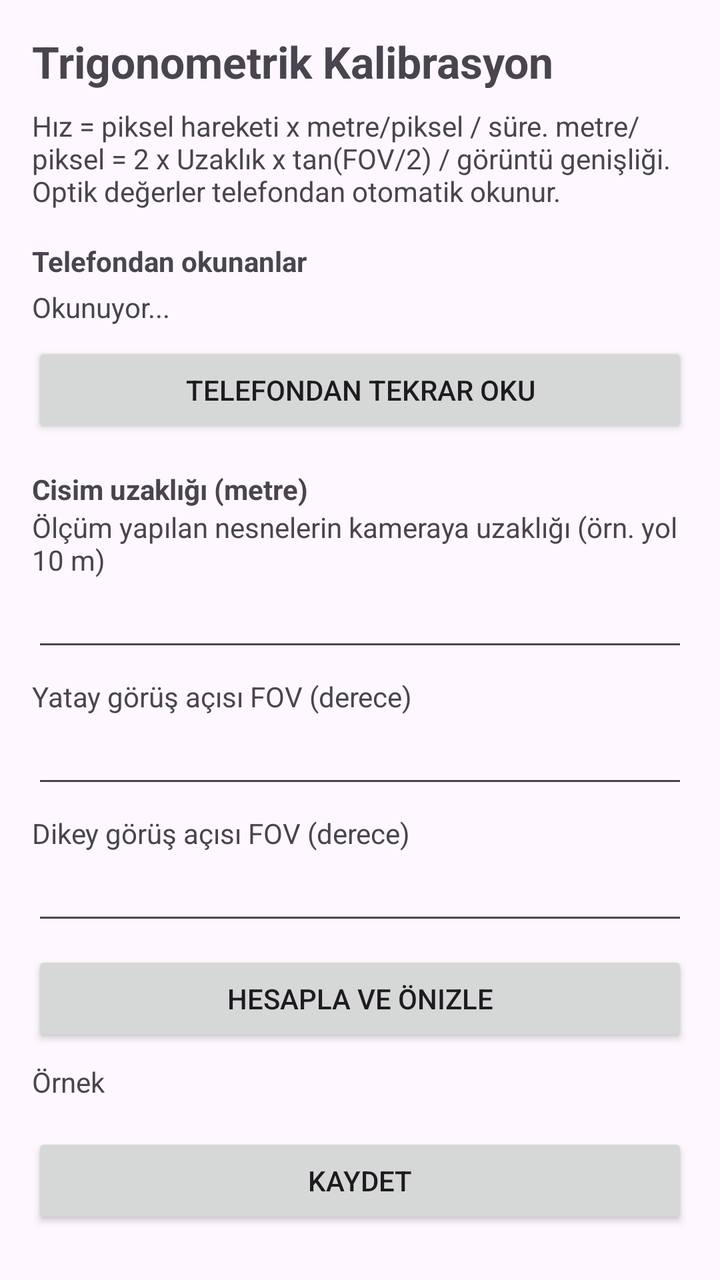
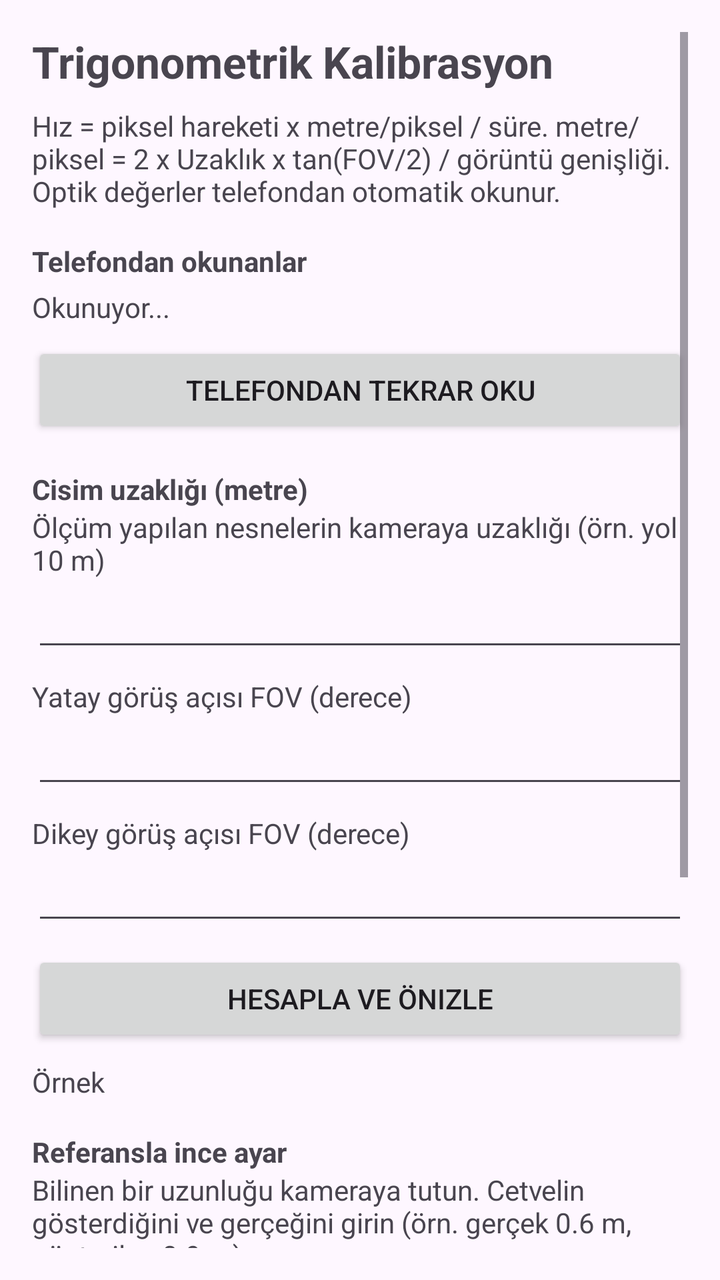

Two renders of the same Android screen: before a commit and after it. Below are the layout's source before the change and the commit's diff.
<!-- AndroidManifest.xml: application theme Theme.SpeedCam -->
<!-- res/layout/activity_calibration.xml -->
<?xml version="1.0" encoding="utf-8"?>
<ScrollView xmlns:android="http://schemas.android.com/apk/res/android"
    android:layout_width="match_parent"
    android:layout_height="match_parent"
    android:padding="16dp">

    <LinearLayout
        android:layout_width="match_parent"
        android:layout_height="wrap_content"
        android:orientation="vertical">

        <TextView
            android:layout_width="wrap_content"
            android:layout_height="wrap_content"
            android:text="Trigonometrik Kalibrasyon"
            android:textSize="22sp"
            android:textStyle="bold" />

        <TextView
            android:layout_width="wrap_content"
            android:layout_height="wrap_content"
            android:layout_marginTop="8dp"
            android:text="Hız = piksel hareketi x metre/piksel / süre. metre/piksel = 2 x Uzaklık x tan(FOV/2) / görüntü genişliği. Optik değerler telefondan otomatik okunur." />

        <TextView android:layout_width="wrap_content" android:layout_height="wrap_content"
            android:layout_marginTop="16dp" android:text="Telefondan okunanlar" android:textStyle="bold" />
        <TextView android:id="@+id/tvOptics"
            android:layout_width="match_parent" android:layout_height="wrap_content"
            android:layout_marginTop="4dp" android:text="Okunuyor..." />

        <Button android:id="@+id/btnRefreshOptics"
            android:layout_width="match_parent" android:layout_height="wrap_content"
            android:layout_marginTop="8dp" android:text="Telefondan tekrar oku" />

        <TextView android:layout_width="wrap_content" android:layout_height="wrap_content"
            android:layout_marginTop="16dp" android:text="Cisim uzaklığı (metre)" android:textStyle="bold" />
        <TextView android:layout_width="wrap_content" android:layout_height="wrap_content"
            android:text="Ölçüm yapılan nesnelerin kameraya uzaklığı (örn. yol 10 m)" />
        <EditText android:id="@+id/etDistance"
            android:layout_width="match_parent" android:layout_height="wrap_content"
            android:inputType="numberDecimal" />

        <TextView android:layout_width="wrap_content" android:layout_height="wrap_content"
            android:layout_marginTop="8dp" android:text="Yatay görüş açısı FOV (derece)" />
        <EditText android:id="@+id/etFovH"
            android:layout_width="match_parent" android:layout_height="wrap_content"
            android:inputType="numberDecimal" />

        <TextView android:layout_width="wrap_content" android:layout_height="wrap_content"
            android:layout_marginTop="8dp" android:text="Dikey görüş açısı FOV (derece)" />
        <EditText android:id="@+id/etFovV"
            android:layout_width="match_parent" android:layout_height="wrap_content"
            android:inputType="numberDecimal" />

        <Button android:id="@+id/btnCalc"
            android:layout_width="match_parent" android:layout_height="wrap_content"
            android:layout_marginTop="8dp" android:text="Hesapla ve önizle" />

        <TextView android:id="@+id/tvExample"
            android:layout_width="wrap_content" android:layout_height="wrap_content"
            android:layout_marginTop="8dp" android:text="Örnek" />

        <Button android:id="@+id/btnSave"
            android:layout_width="match_parent" android:layout_height="wrap_content"
            android:layout_marginTop="16dp" android:text="Kaydet" />
    </LinearLayout>
</ScrollView>
<!-- resources referenced by this layout -->
<resources>
  <style name="Theme.SpeedCam" parent="Theme.Material3.DayNight.NoActionBar" />
</resources>

<!-- the commit's change to res/layout/activity_calibration.xml (unified diff, before → after) -->
@@ -60,6 +60,27 @@
             android:layout_width="wrap_content" android:layout_height="wrap_content"
             android:layout_marginTop="8dp" android:text="Örnek" />
 
+        <TextView android:layout_width="wrap_content" android:layout_height="wrap_content"
+            android:layout_marginTop="16dp" android:text="Referansla ince ayar" android:textStyle="bold" />
+        <TextView android:layout_width="wrap_content" android:layout_height="wrap_content"
+            android:text="Bilinen bir uzunluğu kameraya tutun. Cetvelin gösterdiğini ve gerçeğini girin (örn. gerçek 0.6 m, gösterilen 0.9 m)." />
+        <TextView android:layout_width="wrap_content" android:layout_height="wrap_content"
+            android:layout_marginTop="8dp" android:text="Gerçek uzunluk (metre)" />
+        <EditText android:id="@+id/etReal"
+            android:layout_width="match_parent" android:layout_height="wrap_content"
+            android:inputType="numberDecimal" />
+        <TextView android:layout_width="wrap_content" android:layout_height="wrap_content"
+            android:layout_marginTop="8dp" android:text="Cetvelin gösterdiği (metre)" />
+        <EditText android:id="@+id/etShown"
+            android:layout_width="match_parent" android:layout_height="wrap_content"
+            android:inputType="numberDecimal" />
+        <Button android:id="@+id/btnCorrect"
+            android:layout_width="match_parent" android:layout_height="wrap_content"
+            android:layout_marginTop="8dp" android:text="Düzeltmeyi uygula" />
+        <TextView android:id="@+id/tvCorr"
+            android:layout_width="wrap_content" android:layout_height="wrap_content"
+            android:layout_marginTop="8dp" android:text="İnce ayar katsayısı" />
+
         <Button android:id="@+id/btnSave"
             android:layout_width="match_parent" android:layout_height="wrap_content"
             android:layout_marginTop="16dp" android:text="Kaydet" />
